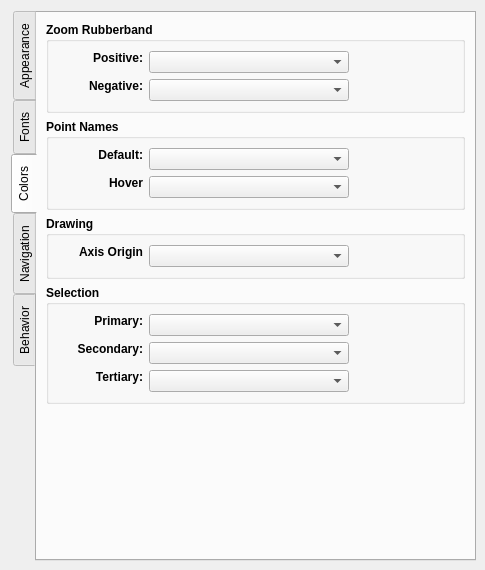
Qt form src/app/seamly2d/dialogs/configpages/preferencesgraphicsviewpage.ui (FashionFreedom/Seamly2D) before a commit.
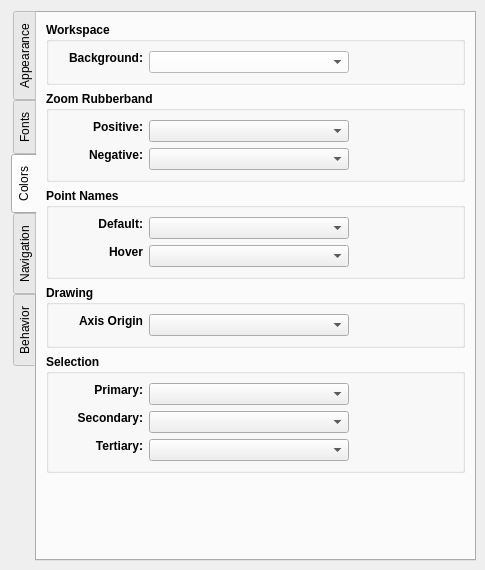
The same form after that commit. The open tabs and pages were chosen to show the change. Custom widgets are drawn as their Qt base class.

Commit message: add background color preference

```diff
--- a/src/app/seamly2d/dialogs/configpages/preferencesgraphicsviewpage.ui
+++ b/src/app/seamly2d/dialogs/configpages/preferencesgraphicsviewpage.ui
@@ -1457,6 +1457,98 @@
        <string>Colors</string>
       </attribute>
       <layout class="QVBoxLayout" name="verticalLayout_18">
+       <item>
+        <widget class="QGroupBox" name="groupBox">
+         <property name="sizePolicy">
+          <sizepolicy hsizetype="Expanding" vsizetype="Preferred">
+           <horstretch>0</horstretch>
+           <verstretch>0</verstretch>
+          </sizepolicy>
+         </property>
+         <property name="minimumSize">
+          <size>
+           <width>0</width>
+           <height>0</height>
+          </size>
+         </property>
+         <property name="font">
+          <font>
+           <bold>true</bold>
+          </font>
+         </property>
+         <property name="title">
+          <string>Workspace</string>
+         </property>
+         <layout class="QVBoxLayout" name="verticalLayout_26">
+          <item>
+           <layout class="QFormLayout" name="formLayout_12">
+            <item row="0" column="0">
+             <widget class="QLabel" name="bgColor_Label">
+              <property name="sizePolicy">
+               <sizepolicy hsizetype="Preferred" vsizetype="Fixed">
+                <horstretch>0</horstretch>
+                <verstretch>0</verstretch>
+               </sizepolicy>
+              </property>
+              <property name="minimumSize">
+               <size>
+                <width>85</width>
+                <height>0</height>
+               </size>
+              </property>
+              <property name="maximumSize">
+               <size>
+                <width>16777215</width>
+                <height>16777215</height>
+               </size>
+              </property>
+              <property name="text">
+               <string>Background:</string>
+              </property>
+              <property name="alignment">
+               <set>Qt::AlignRight|Qt::AlignTrailing|Qt::AlignVCenter</set>
+              </property>
+             </widget>
+            </item>
+            <item row="0" column="1">
+             <widget class="ColorComboBox" name="bgColor_ComboBox">
+              <property name="sizePolicy">
+               <sizepolicy hsizetype="Preferred" vsizetype="Fixed">
+                <horstretch>0</horstretch>
+                <verstretch>0</verstretch>
+               </sizepolicy>
+              </property>
+              <property name="minimumSize">
+               <size>
+                <width>200</width>
+                <height>0</height>
+               </size>
+              </property>
+              <property name="maximumSize">
+               <size>
+                <width>0</width>
+                <height>16777215</height>
+               </size>
+              </property>
+              <property name="styleSheet">
+               <string notr="true">background-color: rgb(255, 255, 255);</string>
+              </property>
+              <property name="maxVisibleItems">
+               <number>15</number>
+              </property>
+              <property name="iconSize">
+               <size>
+                <width>40</width>
+                <height>14</height>
+               </size>
+              </property>
+             </widget>
+            </item>
+           </layout>
+          </item>
+         </layout>
+        </widget>
+       </item>
        <item>
         <widget class="QGroupBox" name="zoomRubberBandGroupBox">
          <property name="sizePolicy">
@@ -1524,9 +1616,15 @@
                 <verstretch>0</verstretch>
                </sizepolicy>
               </property>
-              <property name="maximumSize">
+              <property name="minimumSize">
                <size>
                 <width>200</width>
+                <height>0</height>
+               </size>
+              </property>
+              <property name="maximumSize">
+               <size>
+                <width>0</width>
                 <height>16777215</height>
                </size>
               </property>
```
Left out of the diff: 2 changed lines with no effect on the pictures. The commit also changes 8 other files.
